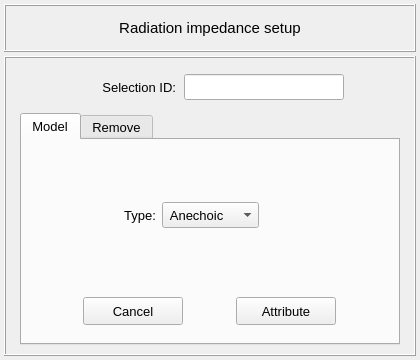
This is pulse/interface/data/ui_files/model/setup/acoustic/radiation_impedance_input.ui in open-pulse/OpenPulse as Qt 5 draws it before an edit. The edited form follows.
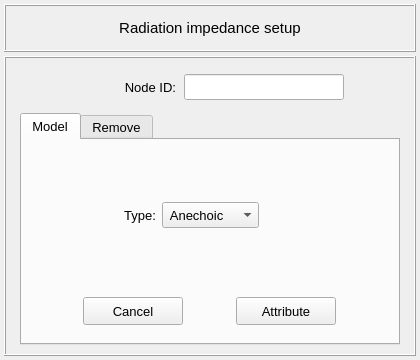
This is the edited form.

Patch:
```diff
--- a/pulse/interface/data/ui_files/model/setup/acoustic/radiation_impedance_input.ui
+++ b/pulse/interface/data/ui_files/model/setup/acoustic/radiation_impedance_input.ui
@@ -243,7 +243,7 @@
             </font>
            </property>
            <property name="text">
-            <string>Selection ID:</string>
+            <string>Node ID:</string>
            </property>
            <property name="alignment">
             <set>Qt::AlignRight|Qt::AlignTrailing|Qt::AlignVCenter</set>
```
Left out of the diff: 2 changed lines with no effect on the pictures.
